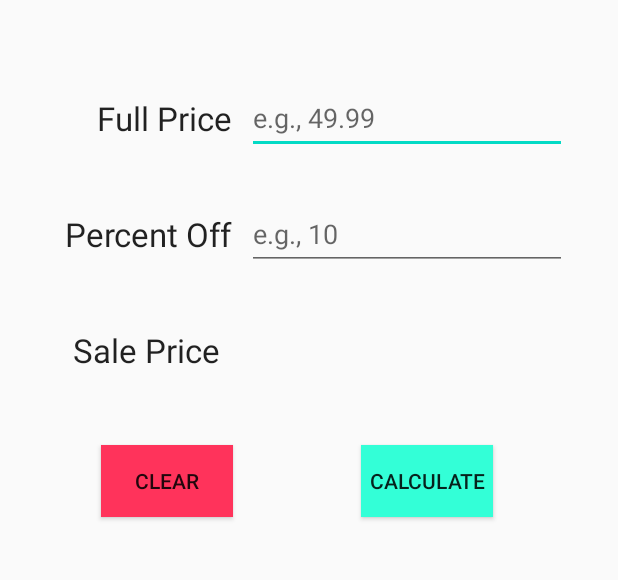
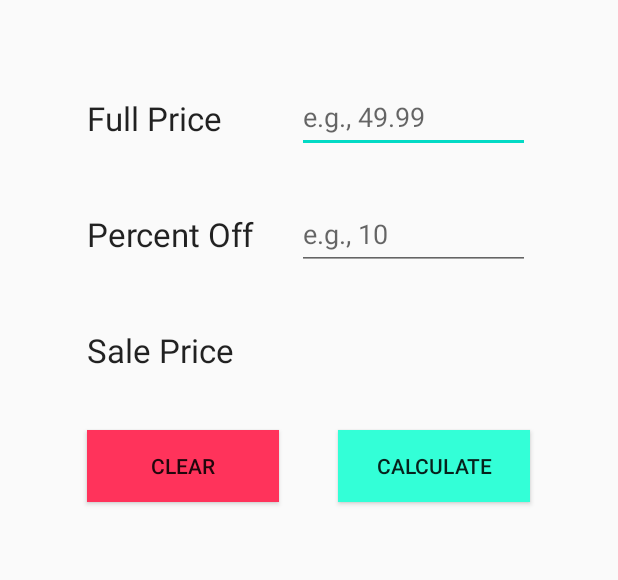
Before and after one commit to jmorton138/discount_calculator, an Android app: the screen it shows after launch (MainActivity), on a phone screen of 412 x 824 dp, the part 84-664 px from its top. Run offline under Robolectric (Android 15) with nearby library versions, the phone set to English and light mode, and no system bars.

Commit message:
[IMP] Adjusts layout of buttons and fields

```diff
--- a/app/src/main/res/layout/activity_main.xml
+++ b/app/src/main/res/layout/activity_main.xml
@@ -16,7 +16,7 @@
             app:layout_constraintTop_toTopOf="parent"
             app:layout_constraintStart_toStartOf="parent"
             app:layout_constraintEnd_toEndOf="parent"
-            android:layout_marginTop="120dp" app:layout_constraintHorizontal_bias="0.2"
+            android:layout_marginTop="120dp" app:layout_constraintHorizontal_bias="0.181"
             android:textAppearance="@style/TextAppearance.AppCompat.Large"/>
     <TextView
             android:id="@+id/discountLabel"
@@ -24,7 +24,7 @@
             android:layout_height="wrap_content"
             android:text="@string/percent_off"
             app:layout_constraintTop_toBottomOf="@id/priceLabel"
-            app:layout_constraintEnd_toEndOf="@id/priceLabel"
+            app:layout_constraintStart_toStartOf="@id/priceLabel"
             android:layout_marginTop="48dp"
             android:textAppearance="@style/TextAppearance.AppCompat.Large"/>
     <TextView
@@ -32,14 +32,14 @@
             android:text="@string/discounted_price"
             android:layout_width="wrap_content"
             android:layout_height="30dp"
-            app:layout_constraintEnd_toEndOf="@id/priceLabel"
+            app:layout_constraintStart_toStartOf="@id/priceLabel"
             app:layout_constraintTop_toBottomOf="@+id/discountLabel"
             android:layout_marginTop="48dp" android:layout_marginEnd="8dp"
             android:textAppearance="@style/TextAppearance.AppCompat.Large"/>
 
 
     <EditText
-            android:layout_width="wrap_content"
+            android:layout_width="155dp"
             android:layout_height="wrap_content"
             android:inputType="numberDecimal"
             android:ems="10"
@@ -48,10 +48,12 @@
             android:autofillHints="Price"
             app:layout_constraintTop_toTopOf="@id/priceLabel"
             app:layout_constraintStart_toEndOf="@id/priceLabel"
-            android:layout_marginStart="10dp"
-            app:layout_constraintBottom_toBottomOf="@+id/priceLabel" android:minHeight="48dp"/>
+            android:layout_marginStart="50dp"
+
+            app:layout_constraintBottom_toBottomOf="@+id/priceLabel" android:minHeight="48dp"
+            app:layout_constraintVertical_bias="0.555"/>
     <EditText
-            android:layout_width="wrap_content"
+            android:layout_width="155dp"
             android:layout_height="wrap_content"
             android:inputType="number"
             android:ems="10"
@@ -59,35 +61,35 @@
             android:autofillHints="Percentage"
             android:hint="@string/percent_off_hint"
             app:layout_constraintTop_toTopOf="@+id/discountLabel"
-            app:layout_constraintStart_toEndOf="@id/discountLabel"
-            android:layout_marginStart="10dp"
+            app:layout_constraintEnd_toEndOf="@id/editTextPrice"
             app:layout_constraintBottom_toBottomOf="@+id/discountLabel" android:minHeight="48dp"/>
     <TextView
             android:layout_width="wrap_content"
             android:layout_height="wrap_content"
             android:id="@+id/textSalePriceTotal"
-            app:layout_constraintStart_toEndOf="@+id/salePriceLabel"
-            app:layout_constraintEnd_toEndOf="@id/priceLabel"
-            app:layout_constraintTop_toTopOf="@+id/salePriceLabel" android:layout_marginStart="10dp"
+            app:layout_constraintEnd_toEndOf="@+id/editTextPrice"
+            app:layout_constraintTop_toTopOf="@+id/salePriceLabel"
             android:textAppearance="@style/TextAppearance.AppCompat.Large" tools:text="0.00"/>
     <Button
+            android:id="@+id/clearInputs"
+            android:layout_width="128dp"
+            android:layout_height="wrap_content"
+            android:text="@string/clear"
+            android:layout_marginTop="38dp"
+            app:layout_constraintTop_toBottomOf="@id/salePriceLabel"
+            app:layout_constraintStart_toStartOf="@+id/priceLabel"
+            android:background="#FF335B"
+             />
+    <Button
             android:id="@+id/calculateButton"
-            android:layout_width="wrap_content"
+            android:layout_width="128dp"
             android:layout_height="wrap_content"
             android:text="@string/calculate"
             app:layout_constraintTop_toBottomOf="@id/salePriceLabel"
-            app:layout_constraintStart_toStartOf="parent"
-            app:layout_constraintEnd_toEndOf="parent"
-            android:layout_marginTop="48dp" android:background="#33FFD7" app:layout_constraintHorizontal_bias="0.743"/>
-    <Button
-            android:id="@+id/clearInputs"
-            android:layout_width="wrap_content"
-            android:layout_height="wrap_content"
-            android:text="@string/clear"
-            app:layout_constraintTop_toBottomOf="@id/salePriceLabel"
-            app:layout_constraintStart_toStartOf="parent"
-            app:layout_constraintEnd_toEndOf="parent"
-            android:layout_marginTop="48dp" android:background="#FF335B" app:layout_constraintHorizontal_bias="0.207"/>
+            app:layout_constraintTop_toTopOf="@id/clearInputs"
+            android:background="#33FFD7"
+            app:layout_constraintEnd_toEndOf="@+id/editTextPrice"/>
+
     <android.support.v7.widget.Toolbar
             android:layout_width="match_parent"
             android:layout_height="wrap_content"
```
